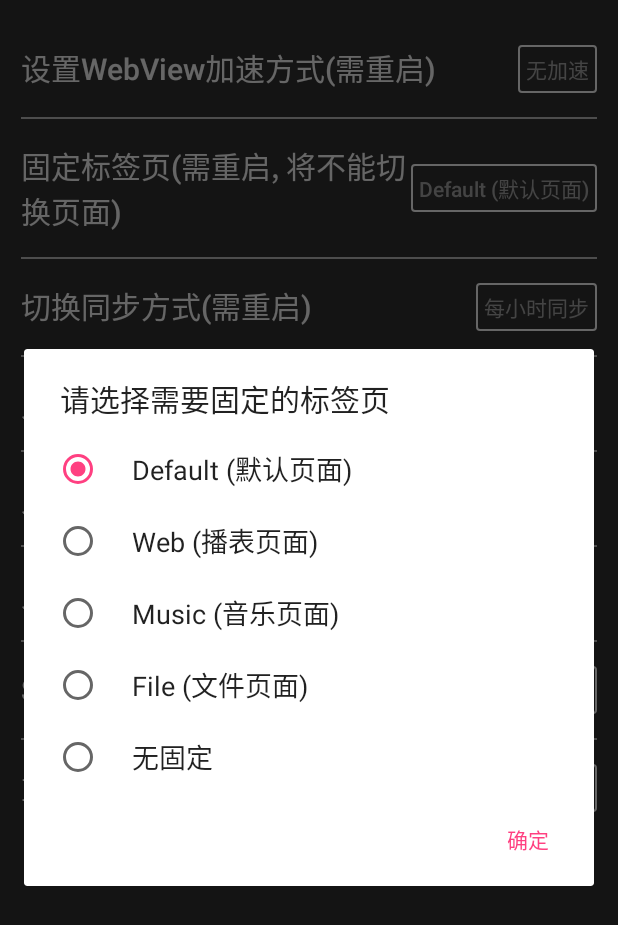
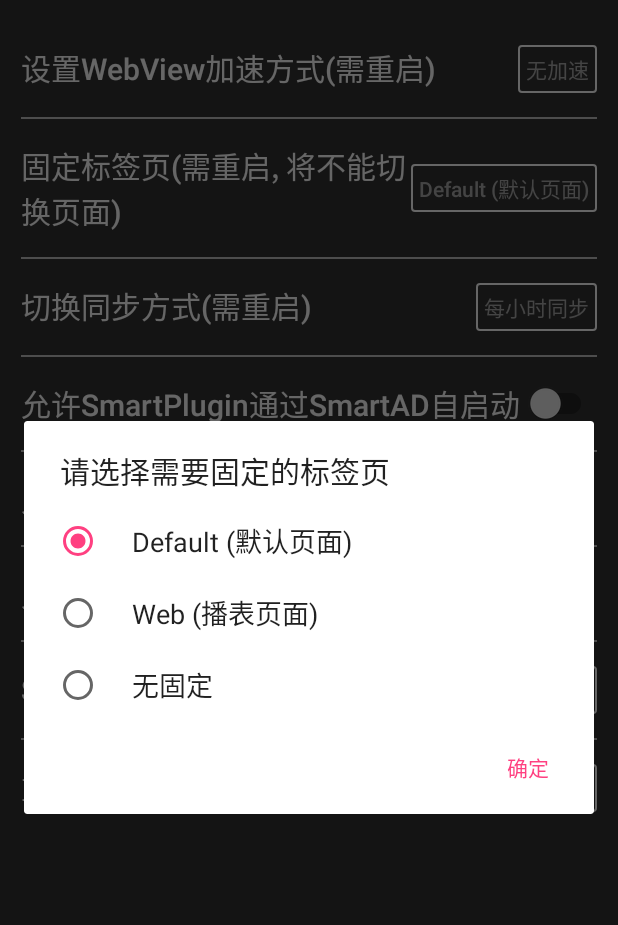
Before and after one commit to rynkowsg/SmartADScreen, an Android app: the OtherSettingActivity screen opened directly, with no data from a screen before it, after a tap on "Default (默认页面)", on a phone screen of 412 x 824 dp. Shown: the top 925 px of the screen. Run offline under Robolectric (Android 15) with nearby library versions, the light colour scheme and no system bars; our stand-ins replace ButterKnife, EventBus; libraries missing offline, so code that uses them is left out: com.alibaba.fastjson, com.blankj.utilcode, com.orhanobut.logger; 7 statements that could not run were skipped.

Commit message:
修改了设置固定页面的功能

```diff
--- a/app/src/main/java/cn/com/smartadscreen/main/ui/activity/OtherSettingActivity.java
+++ b/app/src/main/java/cn/com/smartadscreen/main/ui/activity/OtherSettingActivity.java
@@ -162,13 +162,13 @@ public class OtherSettingActivity extends BaseActivityV1 {
 
     @OnClick(R.id.btn_fixed_viewpager)
     public void setFixedViewPager() {
-        String[] items = {"Default (默认页面)", "Web (播表页面)", "Music (音乐页面)", "File (文件页面)", "无固定"};
+        String[] items = {"Default (默认页面)", "Web (播表页面)","无固定"};
         new AlertDialog.Builder(this)
                 .setTitle("请选择需要固定的标签页")
-                .setSingleChoiceItems(items, fixedPager == -1 ? 4 : fixedPager,
+                .setSingleChoiceItems(items, fixedPager == -1 ? 2 : fixedPager,
                         (dialog, which) -> {
                             btnFixedViewpager.setText(items[which]);
-                            if (which == 4) {
+                            if (which == 2) {
                                 which = -1;
                             }
                             SPManager.getManager().put(SPManager.KEY_FIXED_VIEWPAGER_INDEX, which);
```
